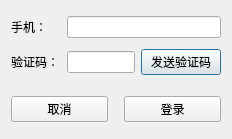
Before: the Qt Designer form ui/logindialog.ui in ImZjm/WIDSLibraryAutoCheck-Qt, drawn with Qt 5.
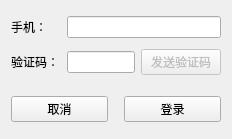
After: the same form once the commit is applied.

```diff
--- a/ui/logindialog.ui
+++ b/ui/logindialog.ui
@@ -53,7 +53,10 @@
       <widget class="QLineEdit" name="lineEdit_2"/>
      </item>
      <item>
-      <widget class="QPushButton" name="pushButton">
+      <widget class="QPushButton" name="pushButton_sendCode">
+       <property name="enabled">
+        <bool>false</bool>
+       </property>
        <property name="text">
         <string>发送验证码</string>
        </property>
```
Left out of the diff: 12 changed lines with no effect on the pictures.
